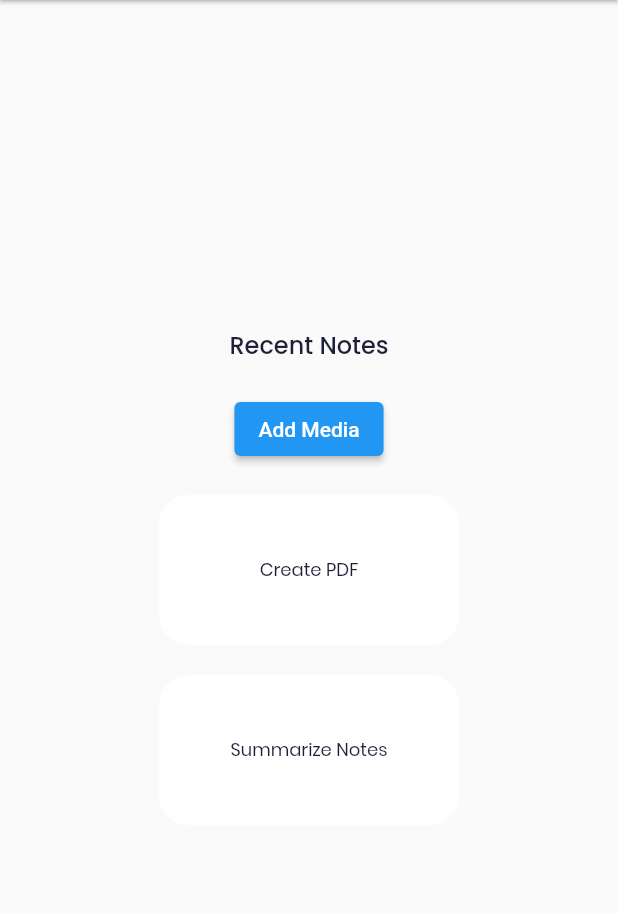
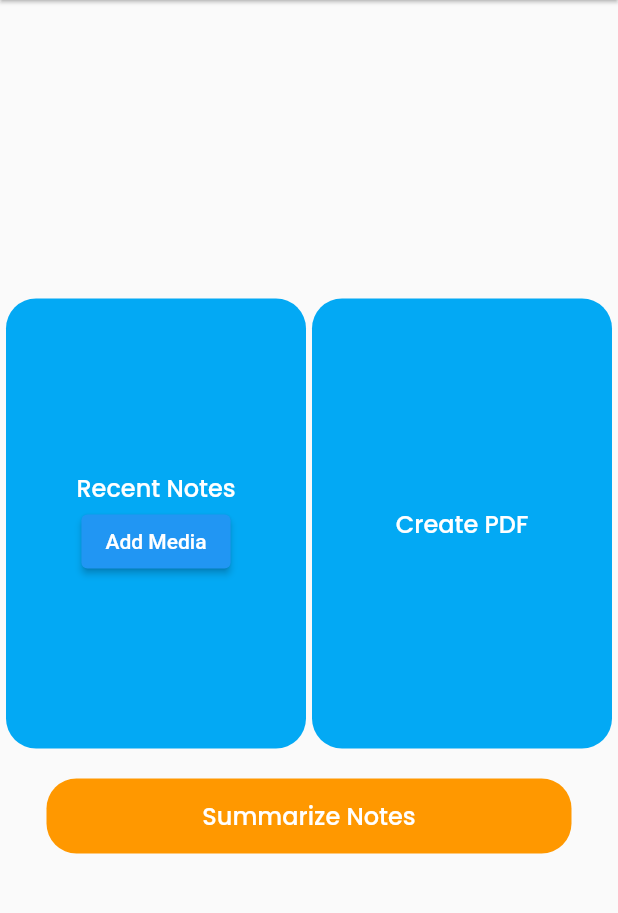
Before and after one commit to LohWeiLun/ExamPal, a Flutter app: the FastNoteFunctionPage screen opened directly, after a tap on "Add Media", on a phone screen of 412 x 824 dp, the part 84-997 px from its top. Run offline on Flutter 3.47's test engine with Material 2 defaults, Android fonts, the phone set to English and light mode, and no system bars; our stand-ins replace animate_do, camera, cloud_firestore, curved_navigation_bar, email_validator, emoji_picker_flutter and 11 more; accounts and stored records are empty.

Commit message:
Merge remote-tracking branch 'origin/master'
# Conflicts:
#	android/app/build.gradle
#	lib/Constants/colors.dart
#	lib/Pages/settings.dart

```diff
--- a/lib/Pages/Figma/fastnotepage.dart
+++ b/lib/Pages/Figma/fastnotepage.dart
@@ -1,7 +1,36 @@
 import 'package:flutter/material.dart';
+import 'package:file_picker/file_picker.dart';
 
-class FastNoteFunctionPage extends StatelessWidget {
-  const FastNoteFunctionPage({super.key});
+class FastNoteFunctionPage extends StatefulWidget {
+  const FastNoteFunctionPage({Key? key});
+
+  @override
+  _FastNoteFunctionPageState createState() => _FastNoteFunctionPageState();
+}
+
+class _FastNoteFunctionPageState extends State<FastNoteFunctionPage> {
+  String? _selectedFileName;
+
+  Future<void> _addMedia() async {
+    try {
+      final result = await FilePicker.platform.pickFiles(
+        type: FileType.custom,
+        allowedExtensions: ['pdf', 'doc', 'docx', 'txt'], // Add allowed extensions here
+      );
+
+      if (result != null) {
+        final filePath = result.files.single.name;
+        setState(() {
+          _selectedFileName = filePath;
+        });
+        print('Selected file: $filePath');
+      } else {
+        print('User canceled the file picker');
+      }
+    } catch (e) {
+      print('Error selecting file: $e');
+    }
+  }
 
   @override
   Widget build(BuildContext context) {
@@ -13,79 +42,99 @@ class FastNoteFunctionPage extends StatelessWidget {
         child: Column(
           mainAxisAlignment: MainAxisAlignment.center,
           children: <Widget>[
+            // Row for RecentNotes & AddMedia, and Create PDF
+            Row(
+              mainAxisAlignment: MainAxisAlignment.spaceEvenly,
+              children: [
+                // Container for Recent Notes & Add Media
+                Container(
+                  width: 200,
+                  height: 300,
+                  decoration: BoxDecoration(
+                    color: Colors.lightBlue,
+                    borderRadius: BorderRadius.circular(20),
+                  ),
+                  child: Column(
+                    mainAxisAlignment: MainAxisAlignment.center,
+                    children: [
                       const Text(
                         'Recent Notes',
                         style: TextStyle(
-                color: Color(0xFF1F1F39),
+                          color: Colors.white,
                           fontSize: 16,
                           fontFamily: 'Poppins',
                           fontWeight: FontWeight.w500,
                         ),
                       ),
-            // Part 1: Display recent notes accessed by users
-            // You can use a ListView or other widget to display the notes
-            // Replace with your actual note list widget
-            // Example: RecentNotesListWidget(),
-
-            const SizedBox(height: 20),
                       ElevatedButton(
-              onPressed: () {
-                // Function to add media
-                // You can open the camera or gallery for media selection
-                // Add your media selection functionality here
-              },
+                        onPressed: _addMedia, // Call the function here
                         child: const Text('Add Media'),
                       ),
+                    ],
+                  ),
+                ),
 
-            const SizedBox(height: 20),
+                // Container for Create PDF
                 Container(
                   width: 200,
-              height: 100,
+                  height: 300,
                   decoration: BoxDecoration(
-                color: Colors.white,
+                    color: Colors.lightBlue,
                     borderRadius: BorderRadius.circular(20),
                   ),
-              child: const Center(
-                child: Text(
+                  child: Column(
+                    mainAxisAlignment: MainAxisAlignment.center,
+                    children: [
+                      const Text(
                         'Create PDF',
                         style: TextStyle(
-                    color: Color(0xFF1F1F39),
-                    fontSize: 12,
+                          color: Colors.white,
+                          fontSize: 16,
+                          fontFamily: 'Poppins',
+                          fontWeight: FontWeight.w500,
+                        ),
+                      ),
+                      // Add functionality for creating PDF here
+                    ],
+                  ),
+                ),
+              ],
+            ),
+
+            if (_selectedFileName != null) // Display the selected filename
+              Text(
+                'Selected File: $_selectedFileName',
+                style: TextStyle(
+                  color: Colors.black, // Adjust the color if needed
+                  fontSize: 14, // Adjust the font size if needed
                   fontFamily: 'Poppins',
                   fontWeight: FontWeight.w400,
                 ),
               ),
-              ),
-            ),
-            // Part 2: Function to create PDF documents
-            // You can implement this functionality
-            // Add your PDF creation functionality here
-            // Example: ElevatedButton(onPressed: createPDF, child: Text('Create PDF')),
 
-            const SizedBox(height: 20),
+            const SizedBox(height: 20), // Spacer between rows
+
+            // Container for Summarize Notes
             Container(
-              width: 200,
-              height: 100,
+              width: 350,
+              height: 50,
               decoration: BoxDecoration(
-                color: Colors.white,
+                color: Colors.orange,
                 borderRadius: BorderRadius.circular(20),
               ),
               child: const Center(
                 child: Text(
                   'Summarize Notes',
                   style: TextStyle(
-                    color: Color(0xFF1F1F39),
-                    fontSize: 12,
+                    color: Colors.white,
+                    fontSize: 16,
                     fontFamily: 'Poppins',
-                    fontWeight: FontWeight.w400,
+                    fontWeight: FontWeight.w500,
                   ),
                 ),
               ),
             ),
-            // Part 2: Function to summarize notes
-            // You can implement this functionality
-            // Add your note summarization functionality here
-            // Example: ElevatedButton(onPressed: summarizeNotes, child: Text('Summarize Notes')),
+            // Add functionality for summarizing notes here
           ],
         ),
       ),
--- a/lib/Pages/Login/updated_loginpage.dart
+++ b/lib/Pages/Login/updated_loginpage.dart
@@ -35,7 +35,7 @@ class _SignInPageState extends State<SignInPage> {
     if(res=="success"){
       Navigator.of(context).pushReplacement(MaterialPageRoute(builder: (context)=> const Homepage()));
 
-  }else {
+    }else {
       showSnackBar(context, res);
     }
     setState(() {
```
Also changed, not shown: lib/Models/course.dart (+6 -6 lines), lib/Pages/Figma/course_screen.dart (+45 -12 lines), lib/Pages/Figma/homepage.dart (+23 -11 lines), lib/Pages/Voice-ToText/voicehomepage.dart (added, +142 -0 lines), lib/Pages/Voice-ToText/voicetotextpage.dart (+44 -24 lines), lib/Screens/add_post_screen.dart (+4 -3 lines), lib/main.dart (+7 -12 lines). Lines whose indentation alone changed are shown as unchanged.
